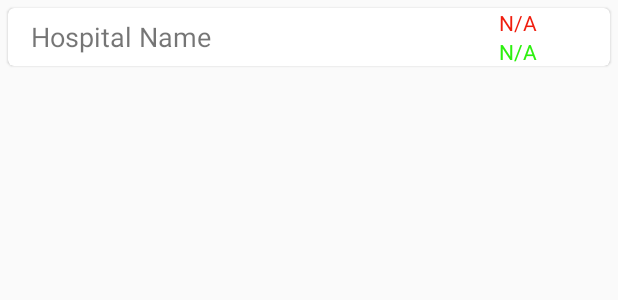
After one commit to nabiikaz/EnginTrackingApp, an Android app: the layout hospital_item_layout.xml on its own in the app's theme, with its tools: preview values and no code run, on a phone screen of 412 x 824 dp. The commit adds this screen. Shown: the top 300 px of the screen. Run offline under Robolectric (Android 15) with nearby library versions, the phone set to English and light mode, and no system bars.

Commit message:
hospitals fetched and displayed

```diff
--- a/app/src/main/java/com/pfe/enginapp/services/IGoogleMapsApiClient.java
+++ b/app/src/main/java/com/pfe/enginapp/services/IGoogleMapsApiClient.java
@@ -2,6 +2,7 @@ package com.pfe.enginapp.services;
 
 import com.pfe.enginapp.models.Agent;
 import com.pfe.enginapp.models.Auth;
+import com.pfe.enginapp.models.DistanceMatrixResult;
 import com.pfe.enginapp.models.SnappedPoints;
 import com.pfe.enginapp.models.Team;
 
@@ -49,6 +50,9 @@ public interface IGoogleMapsApiClient {
     @POST("team/setAdresseTeam")
     Call<ResponseBody> setAdresseTeam(@Body SnappedPoints.SnappedPoint.Location location);
 
+    @GET("json")
+    Call<DistanceMatrixResult> getDistanceMatrixResult(@Query("origins") String origins, @Query("destinations") String destinations, @Query("key") String key);
+
 
 
 
--- a/app/src/main/java/com/pfe/enginapp/services/IUserClient.java
+++ b/app/src/main/java/com/pfe/enginapp/services/IUserClient.java
@@ -2,8 +2,11 @@ package com.pfe.enginapp.services;
 
 import com.pfe.enginapp.models.Agent;
 import com.pfe.enginapp.models.Auth;
+import com.pfe.enginapp.models.Hospital;
 import com.pfe.enginapp.models.Intervention;
 import com.pfe.enginapp.models.Team;
+
+import java.util.List;
 
 import okhttp3.ResponseBody;
 import retrofit2.Call;
@@ -56,6 +59,8 @@ public interface IUserClient {
     @POST("intervention/updateInterventionByChef/{id_intervention}")
     Call<Intervention> updateInterventionStatus(@Path("id_intervention") String id_intervention,@Body  Intervention intervention);
 
+    @GET("hospital")
+    Call<List<Hospital>> getHospitals();
 
 
 
--- a/app/src/main/java/com/pfe/enginapp/services/retrofitClient.java
+++ b/app/src/main/java/com/pfe/enginapp/services/retrofitClient.java
@@ -17,7 +17,7 @@ import retrofit2.adapter.rxjava2.RxJava2CallAdapterFactory;
 import retrofit2.converter.gson.GsonConverterFactory;
 
 public class retrofitClient {
-    String API_BASE_URL = "http://192.168.1.4:8000/api/";
+    String API_BASE_URL = "http://192.168.1.3:8000/api/";
     String authToken;
     private static Retrofit retrofit;
     private static retrofitClient instance;
--- a/app/src/main/java/com/pfe/enginapp/ui/Dashboard/Dashboard.java
+++ b/app/src/main/java/com/pfe/enginapp/ui/Dashboard/Dashboard.java
@@ -234,6 +234,11 @@ public class Dashboard extends AppCompatActivity {
 
                 String id_team = mTeam.get_id();
 
+                if(signedInAgent.getAgent_id().equals(mTeam.getChefId())){
+                    mapsFragment.intervention_btn.setVisibility(View.GONE);
+                }else
+                    mapsFragment.intervention_btn.setVisibility(View.VISIBLE);
+
                 mapsFragment.updateTeamId(id_team);
 
 
--- /dev/null
+++ b/app/src/main/res/layout/hospital_item_layout.xml
@@ -0,0 +1,57 @@
+<?xml version="1.0" encoding="utf-8"?>
+<com.google.android.material.card.MaterialCardView xmlns:android="http://schemas.android.com/apk/res/android"
+    xmlns:app="http://schemas.android.com/apk/res-auto"
+    android:orientation="vertical"
+    android:layout_width="match_parent"
+    android:padding="5dp"
+    android:layout_height="wrap_content"
+    android:id="@+id/parentLayout"
+    android:layout_margin="5dp"
+
+
+    >
+
+    <RelativeLayout
+        android:layout_width="match_parent"
+        android:layout_height="match_parent"
+
+        >
+
+
+        <TextView
+            android:layout_marginLeft="15dp"
+            android:id="@+id/hospital_name"
+            android:layout_width="270dp"
+            android:layout_height="wrap_content"
+            android:text="Hospital Name"
+            android:textSize="18dp"
+            android:layout_centerVertical="true"
+
+            />
+
+
+        <TextView
+            android:id="@+id/duration"
+            android:layout_width="110dp"
+            android:layout_height="wrap_content"
+            android:textAlignment="center"
+            android:text="N/A"
+            android:textColor="@color/red"
+            android:layout_toEndOf="@id/hospital_name"
+            />
+        <TextView
+            android:id="@+id/distance"
+            android:layout_width="110dp"
+            android:layout_height="wrap_content"
+            android:textAlignment="center"
+            android:text="N/A"
+            android:textColor="@color/recu"
+            android:layout_toEndOf="@id/hospital_name"
+            android:layout_below="@id/duration"/>
+
+
+    </RelativeLayout>
+
+
+
+</com.google.android.material.card.MaterialCardView>
```
Also changed, not shown: app/src/main/java/com/pfe/enginapp/adapters/HospitalsRecyclerViewAdapter.java (added, +98 -0 lines), app/src/main/java/com/pfe/enginapp/models/DistanceMatrixResult.java (added, +78 -0 lines), app/src/main/java/com/pfe/enginapp/models/Hospital.java (added, +85 -0 lines), app/src/main/java/com/pfe/enginapp/models/Team.java (+11 -0 lines), app/src/main/java/com/pfe/enginapp/repositories/MapApiRepository.java (+156 -0 lines), app/src/main/java/com/pfe/enginapp/ui/Dashboard/MapsFragment.java (+37 -0 lines), app/src/main/java/com/pfe/enginapp/viewmodels/MapsViewModel.java (+9 -0 lines), app/src/main/res/layout/maps_fragment.xml (+36 -0 lines).
